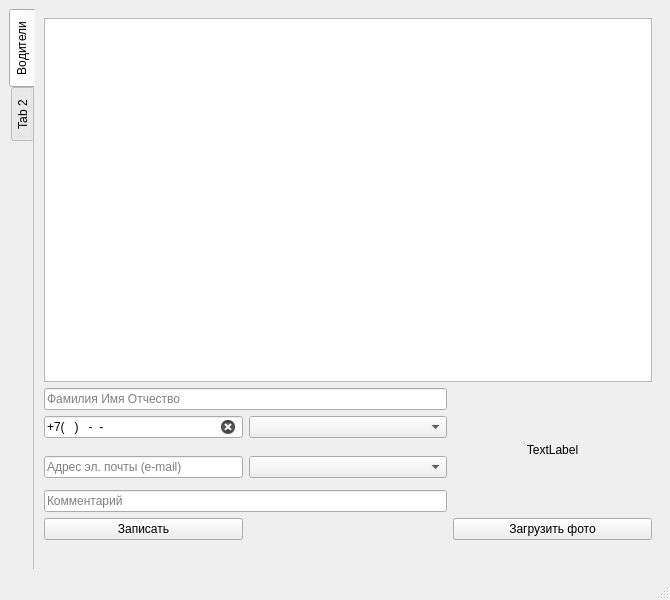
Qt form uis/catalog.ui (krsnvss/beetstock) before a commit.
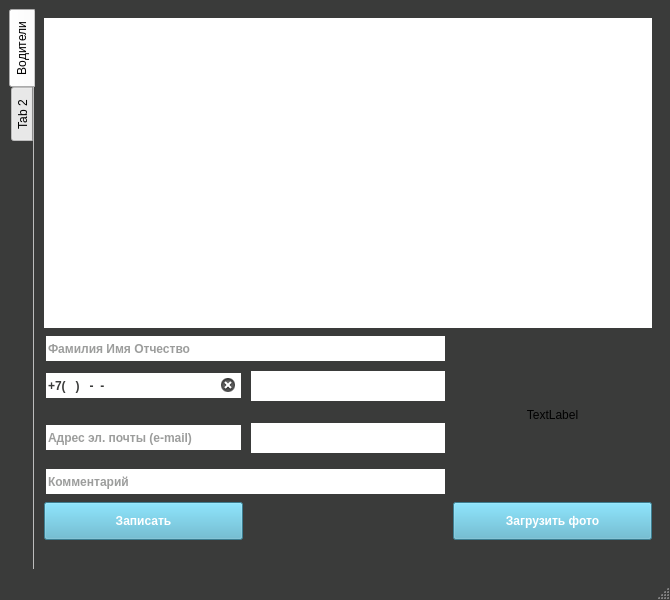
The same form after that commit. Icons and pictures are not drawn.

Commit message: minor fixes in catalog app

```diff
--- a/uis/catalog.ui
+++ b/uis/catalog.ui
@@ -13,6 +13,194 @@
   <property name="windowTitle">
    <string>Редактор справочников</string>
   </property>
+  <property name="styleSheet">
+   <string notr="true">QMainWindow{
+	background-color:#3a3b3a;
+	color:#ffffff;
+	border-color:#ffffff;
+}
+QTableView{
+	background-color:#ffffff;
+	alternate-background-color:#e2e2e2;
+	color:#3a3b3a;
+	border-style:solid;
+	border-color:#ffffff;
+	border-width:0px;
+	selection-color:#ffffff;
+	selection-background-color:#54b0cb;
+}
+QHeaderView::section{
+    background-color:#448fa6;
+	color:#ffffff;
+	font:bold;
+	height:40px;
+	border: #ffffff;
+	border-style:solid;
+	border-width:0px;
+}
+QComboBox{
+	background-color:#ffffff;
+	border-color:#3a3b3a;
+	border-style:solid;;
+	border-width:2px;
+	color:#3a3b3a;
+	width:50px;
+	height:30px;
+	font:bold;
+	padding-left:5px
+}
+QComboBox QAbstractItemView {
+	background-color:#ffffff;
+	color:#3a3b3a;
+	border-color:#3a3b3a;
+	border-style:solid;;
+	border-width:2px;
+	padding-left:2px;
+	padding-right:2px;
+	padding-top:2px;
+	padding-bottom:2px
+}
+QComboBox::drop-down {
+   width: 24px;
+   border: 2px;
+}
+QComboBox::down-arrow {
+    image: url(&quot;./res/if_chevron-left.png&quot;);
+    width: 16px;
+    height: 16px;
+}
+QComboBox::down-arrow::hover {
+    image: url(&quot;./res/if_chevron-down.png&quot;);
+    width: 16px;
+    height: 16px;
+}
+QDateEdit{
+	background-color:#ffffff;
+	border-style:solid;
+	border-width:2px;
+	border-color:#ffffff;
+	color:#3a3b3a;
+	width:150px;
+	height:30px;
+	font:bold;
+	padding-left:5px
+}
+QDateEdit QAbstractItemView {
+	background-color:#ffffff;
+	color:#3a3b3a;;
+}
+QDateEdit::drop-down {
+   width: 24px;
+   border: 2px;
+}
+QDateEdit::down-arrow {
+    image: url(&quot;./res/if_chevron-left.png&quot;);
+    width: 16px;
+    height: 16px;
+}
+QDateEdit::down-arrow::hover {
+    image: url(&quot;./res/if_chevron-down.png&quot;);
+    width: 16px;
+    height: 16px;
+}
+QMenuBar{
+	background-color:#3a3b3a;
+	color:#ffffff;
+	selection-color:#54b0cb;
+	font:bold
+}
+QMenuBar::item::selected{
+	background-color:#54b0cb;
+	color:#ffffff;
+	font:bold;
+	padding-left:2px
+}
+QToolBar{
+	background-color:#3a3b3a;
+	color:#ffffff;
+}
+QMenu {
+	background-color:#3a3b3a;
+	color:#ffffff;
+	font:bold;
+	padding-left:2px;
+}
+QMenu::hover {
+    background-color: #448fa6;
+    color:#3a3b3a;
+	font:bold
+}
+QMenu::item {
+    background-color:#3a3b3a;
+	color:#ffffff;
+}
+QMenu::item::selected{
+	background-color:#54b0cb;
+	color:#ffffff;
+	padding-left:10px;
+}
+QTabWidget{
+	background-color:#3a3b3a;
+	color:#ffffff;
+	border-color:#ffffff;
+}
+QTabBar::tab:right:selected{
+    background-color:#448fa6;
+	color:#ffffff;
+	font:bold;
+	height:60px;
+	width: 30px;
+	border: #448fa6;
+	border-style:solid;
+	border-width:2px;
+}
+QTabBar::tab:right:!selected{
+    background-color:#3a3b3a;
+	color:#ffffff;
+	font:bold;
+	height:60px;
+	width: 30px;
+	border: #448fa6;
+	border-style:solid;
+	border-width:2px;
+}
+QLineEdit{
+	background-color:#ffffff;
+	color:#3a3b3a;
+	border-color:#3a3b3a;
+	border-style:solid;;
+	border-width:2px;
+	height:25px;
+	font:bold
+}
+QLineEdit::focus{
+	border-style:solid;
+	border-width:2px;
+	border-color:#54b0cb;
+}
+QPushButton{
+	background-color:#54b0cb;
+	color:#ffffff;
+	font:bold;
+	height:30px;
+	border-color:#54b0cb;
+}
+QPushButton::hover{
+	background-color:#448fa6;
+	border-color:#448fa6;
+}
+QPushButton::focus{
+	background-color:#448fa6;
+}
+QPushButton::pressed{
+	background-color:#3a3b3a;
+	color:#ffffff;
+	font:bold;
+	border-style:solid;
+	border-color:#ffffff;
+	border-width:2px;
+}</string>
+  </property>
   <widget class="QWidget" name="centralwidget">
    <layout class="QHBoxLayout" name="horizontalLayout">
     <item>
```
Left out of the diff: 2 changed lines with no effect on the pictures. The commit also changes 6 other files.
